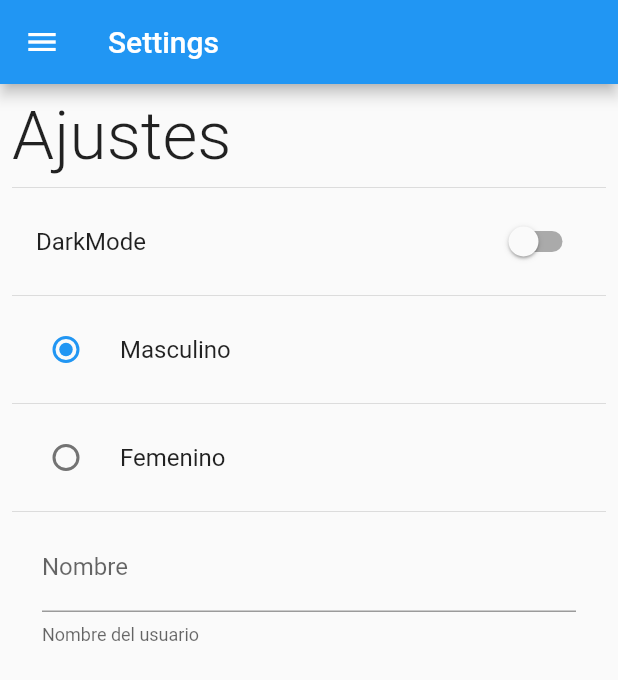
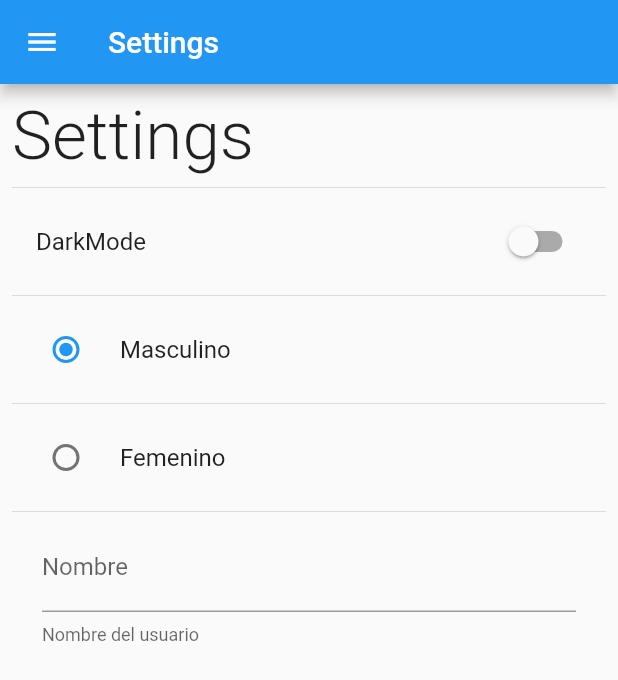
Before and after one commit to ChristianCeT/shared_preferences, a Flutter app: the SettingsScreen screen opened by its route, on a phone screen of 412 x 824 dp. Shown: the top 680 px of the screen. Run offline on Flutter 3.47's test engine with Material 2 defaults, Android fonts, the phone set to English and light mode, and no system bars; our stand-ins replace shared_preferences; accounts and stored records are empty.

Commit message:
second commit

```diff
--- a/lib/screens/settings_screen.dart
+++ b/lib/screens/settings_screen.dart
@@ -31,7 +31,7 @@ class _SettingsScreenState extends State<SettingsScreen> {
             child:
                 Column(crossAxisAlignment: CrossAxisAlignment.start, children: [
               const Text(
-                'Ajustes',
+                'Settings',
                 style: TextStyle(fontSize: 45, fontWeight: FontWeight.w300),
               ),
               const Divider(),
```
